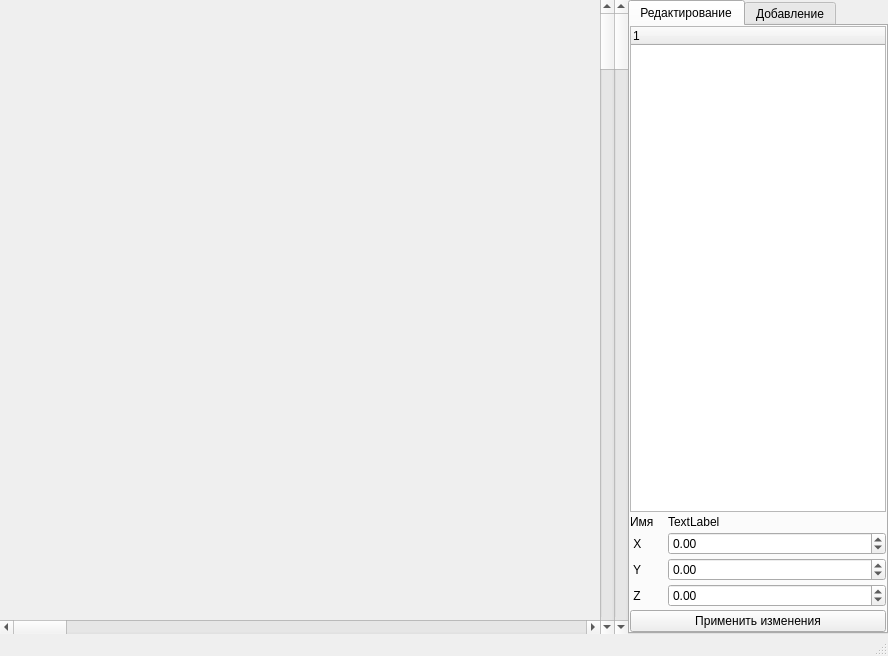
Qt form src/untitled.ui (PAI-Peganov/SkyTask) before a commit.
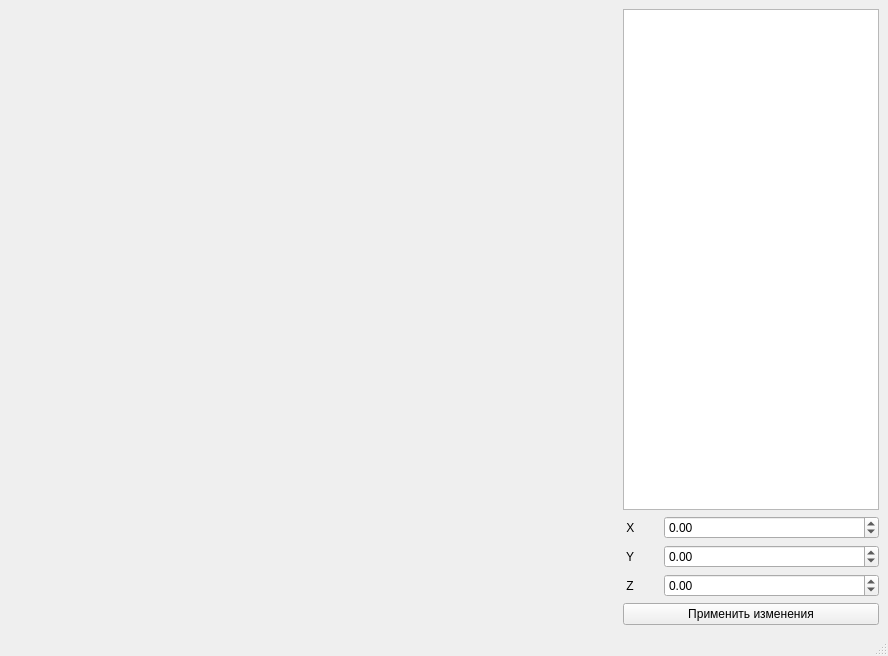
The same form after that commit.

Diff of the .ui file:
```diff
--- a/src/untitled.ui
+++ b/src/untitled.ui
@@ -112,29 +112,8 @@
                 </layout>
                </widget>
               </item>
-              <item>
-               <widget class="QScrollBar" name="scroll_rotation">
-                <property name="orientation">
-                 <enum>Qt::Horizontal</enum>
-                </property>
-               </widget>
-              </item>
              </layout>
             </item>
-            <item>
-             <widget class="QScrollBar" name="scroll_zooming">
-              <property name="orientation">
-               <enum>Qt::Vertical</enum>
-              </property>
-             </widget>
-            </item>
-            <item>
-             <widget class="QScrollBar" name="scroll_lifting">
-              <property name="orientation">
-               <enum>Qt::Vertical</enum>
-              </property>
-             </widget>
-            </item>
            </layout>
           </item>
          </layout>
@@ -143,7 +122,7 @@
        <item>
         <widget class="QWidget" name="widget_2" native="true">
          <property name="sizePolicy">
-          <sizepolicy hsizetype="Preferred" vsizetype="Preferred">
+          <sizepolicy hsizetype="Fixed" vsizetype="Preferred">
            <horstretch>0</horstretch>
            <verstretch>0</verstretch>
           </sizepolicy>
@@ -152,105 +131,8 @@
           <enum>Qt::NoFocus</enum>
          </property>
          <layout class="QVBoxLayout" name="verticalLayout_3">
-          <property name="leftMargin">
-           <number>0</number>
-          </property>
-          <property name="topMargin">
-           <number>0</number>
-          </property>
-          <property name="rightMargin">
-           <number>0</number>
-          </property>
-          <property name="bottomMargin">
-           <number>0</number>
-          </property>
           <item>
-           <widget class="QTabWidget" name="tabWidget">
-            <property name="sizePolicy">
-             <sizepolicy hsizetype="Minimum" vsizetype="MinimumExpanding">
-              <horstretch>0</horstretch>
-              <verstretch>0</verstretch>
-             </sizepolicy>
-            </property>
-            <property name="currentIndex">
-             <number>0</number>
-            </property>
-            <widget class="QWidget" name="tree_page">
-             <property name="sizePolicy">
-              <sizepolicy hsizetype="Minimum" vsizetype="MinimumExpanding">
-               <horstretch>0</horstretch>
-               <verstretch>0</verstretch>
-              </sizepolicy>
-             </property>
-             <attribute name="title">
-              <string>Редактирование</string>
-             </attribute>
-             <layout class="QVBoxLayout" name="verticalLayout_5">
-              <property name="spacing">
-               <number>3</number>
-              </property>
-              <property name="leftMargin">
-               <number>0</number>
-              </property>
-              <property name="topMargin">
-               <number>0</number>
-              </property>
-              <property name="rightMargin">
-               <number>0</number>
-              </property>
-              <property name="bottomMargin">
-               <number>0</number>
-              </property>
-              <item>
-               <widget class="QTreeWidget" name="entity_tree">
-                <property name="sizePolicy">
-                 <sizepolicy hsizetype="Minimum" vsizetype="MinimumExpanding">
-                  <horstretch>0</horstretch>
-                  <verstretch>0</verstretch>
-                 </sizepolicy>
-                </property>
-                <column>
-                 <property name="text">
-                  <string notr="true">1</string>
-                 </property>
-                </column>
-               </widget>
-              </item>
-              <item>
-               <layout class="QHBoxLayout" name="horizontalLayout_7">
-                <item>
-                 <widget class="QLabel" name="label_edit_name">
-                  <property name="sizePolicy">
-                   <sizepolicy hsizetype="Minimum" vsizetype="Preferred">
-                    <horstretch>0</horstretch>
-                    <verstretch>0</verstretch>
-                   </sizepolicy>
-                  </property>
-                  <property name="minimumSize">
-                   <size>
-                    <width>35</width>
-                    <height>0</height>
-                   </size>
-                  </property>
-                  <property name="text">
-                   <string>Имя</string>
-                  </property>
-                 </widget>
-                </item>
-                <item>
-                 <widget class="QLabel" name="label_name_view">
-                  <property name="sizePolicy">
-                   <sizepolicy hsizetype="Expanding" vsizetype="Minimum">
-                    <horstretch>0</horstretch>
-                    <verstretch>0</verstretch>
-                   </sizepolicy>
-                  </property>
-                  <property name="text">
-                   <string>TextLabel</string>
-                  </property>
-                 </widget>
-                </item>
-               </layout>
+           <widget class="QTextBrowser" name="textBrowser"/>
               </item>
               <item>
                <layout class="QHBoxLayout" name="horizontalLayout_6">
@@ -374,38 +256,6 @@
                 <property name="text">
                  <string>Применить изменения</string>
                 </property>
-               </widget>
-              </item>
-             </layout>
-            </widget>
-            <widget class="QWidget" name="adding_page">
-             <property name="sizePolicy">
-              <sizepolicy hsizetype="Preferred" vsizetype="Preferred">
-               <horstretch>0</horstretch>
-               <verstretch>0</verstretch>
-              </sizepolicy>
-             </property>
-             <attribute name="title">
-              <string>Добавление</string>
-             </attribute>
-             <layout class="QVBoxLayout" name="verticalLayout_6">
-              <property name="spacing">
-               <number>3</number>
-              </property>
-              <property name="leftMargin">
-               <number>0</number>
-              </property>
-              <property name="topMargin">
-               <number>0</number>
-              </property>
-              <property name="rightMargin">
-               <number>0</number>
-              </property>
-              <property name="bottomMargin">
-               <number>0</number>
-              </property>
-             </layout>
-            </widget>
            </widget>
           </item>
          </layout>
```
Lines whose indentation alone changed are shown as unchanged.
